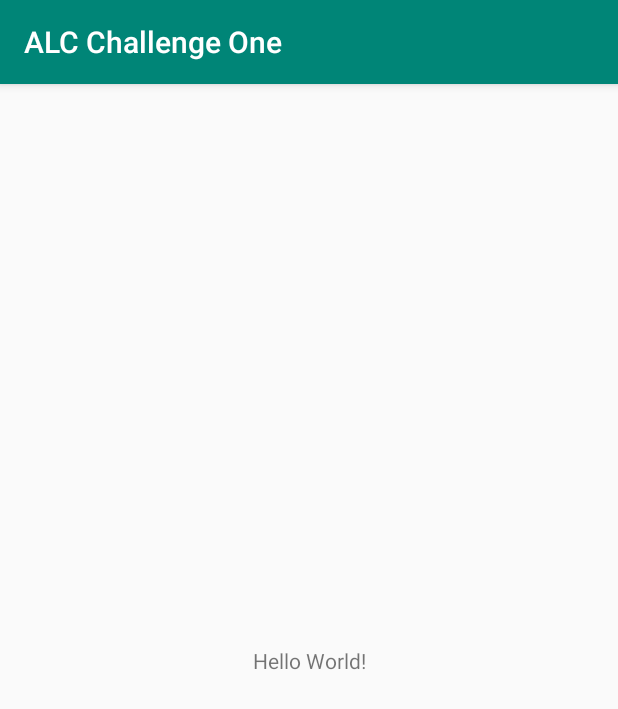
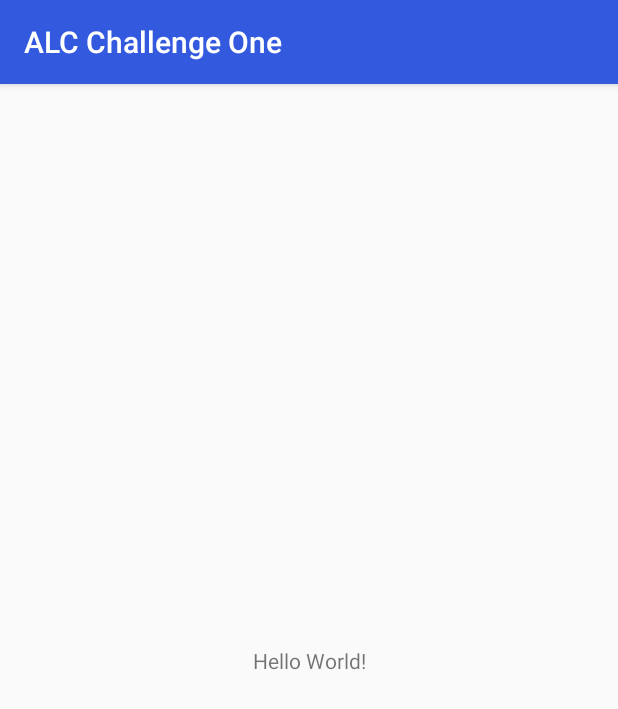
Before and after one commit to ongebo/alc-challenge-phase-one, an Android app: the screen it shows after launch (MainActivity), on a phone screen of 412 x 824 dp. Shown: the top 709 px of the screen. Run offline under Robolectric (Android 15) with nearby library versions, the phone set to English and light mode, and no system bars.

Commit message:
Change colors for the main application theme

```diff
--- a/app/src/main/res/values/colors.xml
+++ b/app/src/main/res/values/colors.xml
@@ -1,6 +1,6 @@
 <?xml version="1.0" encoding="utf-8"?>
 <resources>
-    <color name="colorPrimary">#008577</color>
-    <color name="colorPrimaryDark">#00574B</color>
-    <color name="colorAccent">#D81B60</color>
+    <color name="colorPrimary">#3359df</color>
+    <color name="colorPrimaryDark">#0031ac</color>
+    <color name="colorAccent">#7485ff</color>
 </resources>
```
